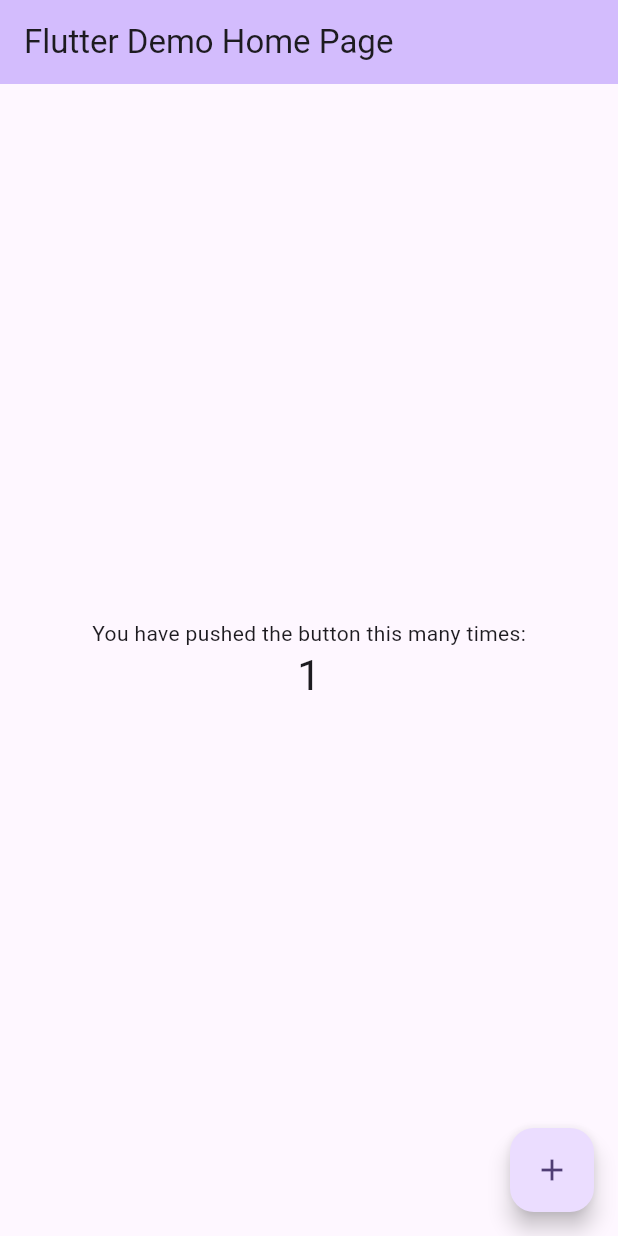
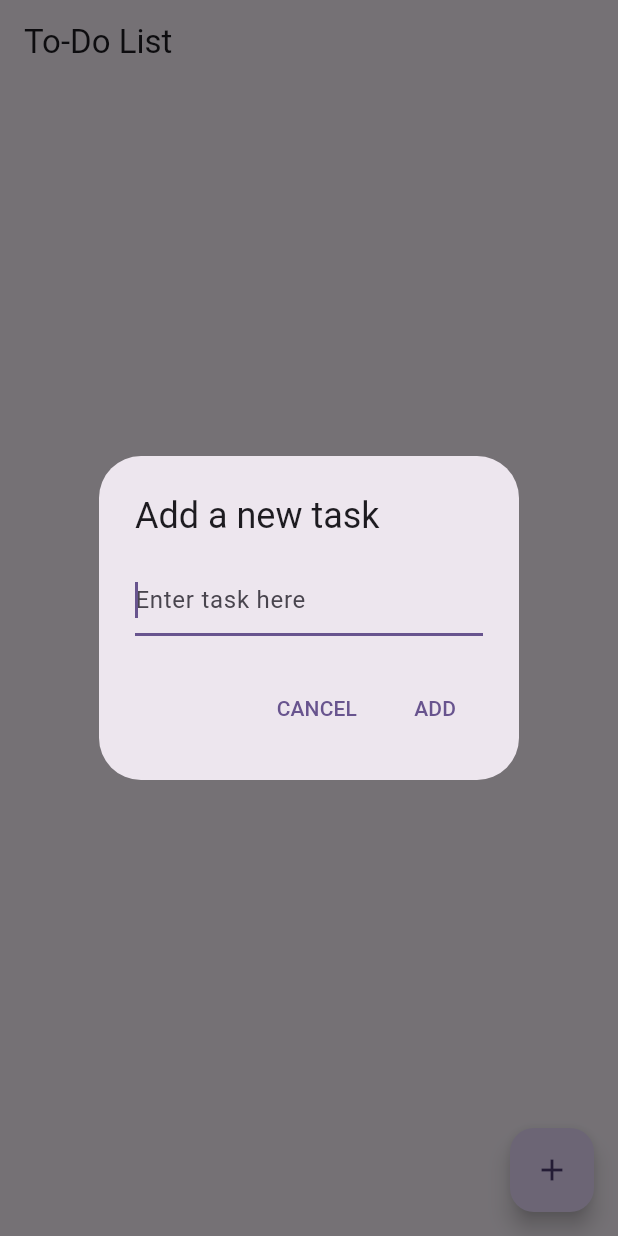
Before and after one commit to narayannalbhe1/to_do_app, a Flutter app: the screen it shows after launch, after a tap on the "add" icon, on a phone screen of 412 x 824 dp. Run offline on Flutter 3.47's test engine with Material 3 defaults, Android fonts, the phone set to English and light mode, and no system bars; our stand-ins replace shared_preferences.

Commit message:
Commit the at home screen design and add the to do model and shared preferences for the store the data at locally

```diff
--- a/lib/main.dart
+++ b/lib/main.dart
@@ -1,4 +1,5 @@
 import 'package:flutter/material.dart';
+import 'package:to_do_app/views/splash/SplashScreen.dart';
 
 void main() {
   runApp(const MyApp());
@@ -12,114 +13,12 @@ class MyApp extends StatelessWidget {
   Widget build(BuildContext context) {
     return MaterialApp(
       title: 'Flutter Demo',
+      debugShowCheckedModeBanner: false,
       theme: ThemeData(
-        // This is the theme of your application.
-        //
-        // TRY THIS: Try running your application with "flutter run". You'll see
-        // the application has a purple toolbar. Then, without quitting the app,
-        // try changing the seedColor in the colorScheme below to Colors.green
-        // and then invoke "hot reload" (save your changes or press the "hot
-        // reload" button in a Flutter-supported IDE, or press "r" if you used
-        // the command line to start the app).
-        //
-        // Notice that the counter didn't reset back to zero; the application
-        // state is not lost during the reload. To reset the state, use hot
-        // restart instead.
-        //
-        // This works for code too, not just values: Most code changes can be
-        // tested with just a hot reload.
         colorScheme: ColorScheme.fromSeed(seedColor: Colors.deepPurple),
         useMaterial3: true,
       ),
-      home: const MyHomePage(title: 'Flutter Demo Home Page'),
+      home: const SplashScreen(),
     );
   }
 }
-
-class MyHomePage extends StatefulWidget {
-  const MyHomePage({super.key, required this.title});
-
-  // This widget is the home page of your application. It is stateful, meaning
-  // that it has a State object (defined below) that contains fields that affect
-  // how it looks.
-
-  // This class is the configuration for the state. It holds the values (in this
-  // case the title) provided by the parent (in this case the App widget) and
-  // used by the build method of the State. Fields in a Widget subclass are
-  // always marked "final".
-
-  final String title;
-
-  @override
-  State<MyHomePage> createState() => _MyHomePageState();
-}
-
-class _MyHomePageState extends State<MyHomePage> {
-  int _counter = 0;
-
-  void _incrementCounter() {
-    setState(() {
-      // This call to setState tells the Flutter framework that something has
-      // changed in this State, which causes it to rerun the build method below
-      // so that the display can reflect the updated values. If we changed
-      // _counter without calling setState(), then the build method would not be
-      // called again, and so nothing would appear to happen.
-      _counter++;
-    });
-  }
-
-  @override
-  Widget build(BuildContext context) {
-    // This method is rerun every time setState is called, for instance as done
-    // by the _incrementCounter method above.
-    //
-    // The Flutter framework has been optimized to make rerunning build methods
-    // fast, so that you can just rebuild anything that needs updating rather
-    // than having to individually change instances of widgets.
-    return Scaffold(
-      appBar: AppBar(
-        // TRY THIS: Try changing the color here to a specific color (to
-        // Colors.amber, perhaps?) and trigger a hot reload to see the AppBar
-        // change color while the other colors stay the same.
-        backgroundColor: Theme.of(context).colorScheme.inversePrimary,
-        // Here we take the value from the MyHomePage object that was created by
-        // the App.build method, and use it to set our appbar title.
-        title: Text(widget.title),
-      ),
-      body: Center(
-        // Center is a layout widget. It takes a single child and positions it
-        // in the middle of the parent.
-        child: Column(
-          // Column is also a layout widget. It takes a list of children and
-          // arranges them vertically. By default, it sizes itself to fit its
-          // children horizontally, and tries to be as tall as its parent.
-          //
-          // Column has various properties to control how it sizes itself and
-          // how it positions its children. Here we use mainAxisAlignment to
-          // center the children vertically; the main axis here is the vertical
-          // axis because Columns are vertical (the cross axis would be
-          // horizontal).
-          //
-          // TRY THIS: Invoke "debug painting" (choose the "Toggle Debug Paint"
-          // action in the IDE, or press "p" in the console), to see the
-          // wireframe for each widget.
-          mainAxisAlignment: MainAxisAlignment.center,
-          children: <Widget>[
-            const Text(
-              'You have pushed the button this many times:',
-            ),
-            Text(
-              '$_counter',
-              style: Theme.of(context).textTheme.headlineMedium,
-            ),
-          ],
-        ),
-      ),
-      floatingActionButton: FloatingActionButton(
-        onPressed: _incrementCounter,
-        tooltip: 'Increment',
-        child: const Icon(Icons.add),
-      ), // This trailing comma makes auto-formatting nicer for build methods.
-    );
-  }
-}
--- /dev/null
+++ b/lib/views/home/HomeScreen.dart
@@ -0,0 +1,153 @@
+import 'package:flutter/material.dart';
+import 'package:shared_preferences/shared_preferences.dart';
+import 'package:to_do_app/views/home/model/TodoItem.dart';
+
+class HomeScreen extends StatefulWidget {
+  const HomeScreen({super.key});
+
+  @override
+  State<HomeScreen> createState() => _HomeScreenState();
+}
+
+class _HomeScreenState extends State<HomeScreen> {
+  final List<TodoItem> _todoItems = [];
+  final TextEditingController _textFieldController = TextEditingController();
+
+  @override
+  void initState() {
+    super.initState();
+    _loadTodoItems();
+  }
+
+  // Load tasks from storage (without JSON)
+  Future<void> _loadTodoItems() async {
+    final prefs = await SharedPreferences.getInstance();
+    final List<String>? savedItems = prefs.getStringList('todo_items');
+
+    if (savedItems != null) {
+      setState(() {
+        _todoItems.addAll(
+            savedItems.map((item) {
+              final parts = item.split('|'); // Split by delimiter
+              return TodoItem(
+                title: parts[0],
+                isCompleted: parts[1] == 'true',
+              );
+            }).toList()
+        );
+      });
+    }
+  }
+
+  // Save tasks (without JSON)
+  Future<void> _saveTodoItems() async {
+    final prefs = await SharedPreferences.getInstance();
+    final List<String> itemsToSave = _todoItems.map((item) =>
+    '${item.title}|${item.isCompleted}' // Combine with delimiter
+    ).toList();
+    await prefs.setStringList('todo_items', itemsToSave);
+  }
+
+  // Add new task
+  void _addTodoItem(String task) {
+    if (task.trim().isEmpty) return;
+
+    setState(() {
+      _todoItems.add(TodoItem(
+        title: task,
+        isCompleted: false,
+      ));
+      _saveTodoItems();
+    });
+    _textFieldController.clear();
+  }
+
+  // Toggle completion status
+  void _toggleTodoItem(int index) {
+    setState(() {
+      _todoItems[index].isCompleted = !_todoItems[index].isCompleted;
+      _saveTodoItems();
+    });
+  }
+
+  // Delete task
+  void _deleteTodoItem(int index) {
+    setState(() {
+      _todoItems.removeAt(index);
+      _saveTodoItems();
+    });
+  }
+
+  // Add task dialog
+  Future<void> _displayDialog() async {
+    return showDialog(
+      context: context,
+      builder: (BuildContext context) {
+        return AlertDialog(
+          title: const Text('Add a new task'),
+          content: TextField(
+            controller: _textFieldController,
+            decoration: const InputDecoration(hintText: 'Enter task here'),
+            autofocus: true,
+          ),
+          actions: <Widget>[
+            TextButton(
+              child: const Text('CANCEL'),
+              onPressed: () {
+                Navigator.of(context).pop();
+                _textFieldController.clear();
+              },
+            ),
+            TextButton(
+              child: const Text('ADD'),
+              onPressed: () {
+                Navigator.of(context).pop();
+                _addTodoItem(_textFieldController.text);
+              },
+            ),
+          ],
+        );
+      },
+    );
+  }
+
+
+
+  @override
+  Widget build(BuildContext context) {
+    return Scaffold(
+      appBar: AppBar(title: const Text('To-Do List')),
+      body: _todoItems.isEmpty
+          ? const Center(child: Text('No tasks add yet.. '))
+          : ListView.builder(
+        itemCount: _todoItems.length,
+        itemBuilder: (context, index) {
+          final item = _todoItems[index];
+          return ListTile(
+            leading: Checkbox(
+              value: item.isCompleted,
+              onChanged: (bool? value) => _toggleTodoItem(index),
+            ),
+            title: Text(
+              item.title,
+              style: TextStyle(
+                decoration: item.isCompleted
+                    ? TextDecoration.lineThrough
+                    : TextDecoration.none,
+                color: item.isCompleted ? Colors.grey : Colors.black,
+              ),
+            ),
+            trailing: IconButton(
+              icon: const Icon(Icons.delete),
+              onPressed: () => _deleteTodoItem(index),
+            ),
+          );
+        },
+      ),
+      floatingActionButton: FloatingActionButton(
+        onPressed: _displayDialog,
+        child: const Icon(Icons.add),
+      ),
+    );
+  }
+}
--- /dev/null
+++ b/lib/views/home/model/TodoItem.dart
@@ -0,0 +1,9 @@
+class TodoItem {
+  String title;
+  bool isCompleted;
+
+  TodoItem({
+    required this.title,
+    this.isCompleted = false,
+  });
+}
--- /dev/null
+++ b/lib/views/splash/SplashScreen.dart
@@ -0,0 +1,54 @@
+import 'dart:async';
+import 'package:flutter/material.dart';
+import 'package:to_do_app/views/home/HomeScreen.dart';
+
+class SplashScreen extends StatefulWidget {
+  const SplashScreen({super.key});
+
+  @override
+  State<SplashScreen> createState() => _SplashScreenState();
+}
+
+class _SplashScreenState extends State<SplashScreen> {
+  @override
+  void initState() {
+    super.initState();
+    Timer(const Duration(seconds: 3), () {
+      Navigator.pushReplacement(
+        context,
+        MaterialPageRoute(builder: (context) => const HomeScreen()),
+      );
+    });
+  }
+
+  @override
+  Widget build(BuildContext context) {
+    return const Scaffold(
+      backgroundColor: Colors.white,
+      body: Center(
+        child: Column(
+          mainAxisAlignment: MainAxisAlignment.center,
+          children: [
+            // App Icon
+            Icon(
+              Icons.check_circle,
+              size: 80,
+              color: Colors.blueAccent,
+            ),
+            SizedBox(height: 20),
+            // App Name
+            Text(
+              "To-Do List",
+              style: TextStyle(
+                fontSize: 32,
+                fontWeight: FontWeight.bold,
+                color: Colors.black87,
+              ),
+            ),
+            SizedBox(height: 10),
+          ],
+        ),
+      ),
+    );
+  }
+}
--- a/pubspec.yaml
+++ b/pubspec.yaml
@@ -35,6 +35,8 @@ dependencies:
   # The following adds the Cupertino Icons font to your application.
   # Use with the CupertinoIcons class for iOS style icons.
   cupertino_icons: ^1.0.8
+  shared_preferences: ^2.3.3
+
 
 dev_dependencies:
   flutter_test:
```
Also changed, not shown: pubspec.lock, 1 other file.
